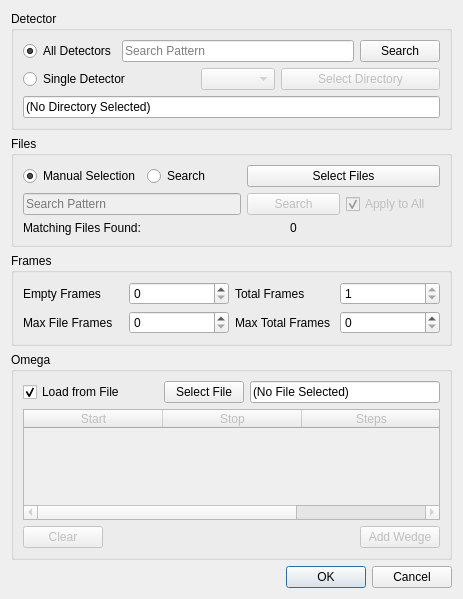
Old version of the form hexrd/ui/resources/ui/image_stack_dialog.ui in the repository HEXRD/hexrdgui.
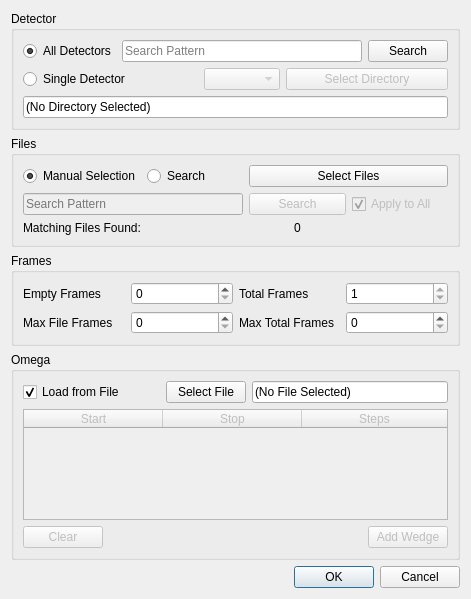
New version of the form.

Commit message: Fall back to total frames if max is not set

Patch:
```diff
--- a/hexrd/ui/resources/ui/image_stack_dialog.ui
+++ b/hexrd/ui/resources/ui/image_stack_dialog.ui
@@ -6,7 +6,7 @@
    <rect>
     <x>0</x>
     <y>0</y>
-    <width>463</width>
+    <width>471</width>
     <height>599</height>
    </rect>
   </property>
@@ -136,6 +136,9 @@
         <property name="keyboardTracking">
          <bool>false</bool>
         </property>
+        <property name="maximum">
+         <number>1000000</number>
+        </property>
         <property name="value">
          <number>0</number>
         </property>
@@ -147,7 +150,11 @@
        </widget>
       </item>
       <item row="0" column="1">
-       <widget class="QSpinBox" name="empty_frames"/>
+       <widget class="QSpinBox" name="empty_frames">
+        <property name="maximum">
+         <number>1000000</number>
+        </property>
+       </widget>
       </item>
       <item row="0" column="2">
        <widget class="QLabel" name="frames_label">
@@ -168,6 +175,9 @@
       </item>
       <item row="1" column="3">
        <widget class="QSpinBox" name="max_total_frames">
+        <property name="maximum">
+         <number>1000000</number>
+        </property>
         <property name="value">
          <number>0</number>
         </property>
```
The commit also changes 1 other file.
